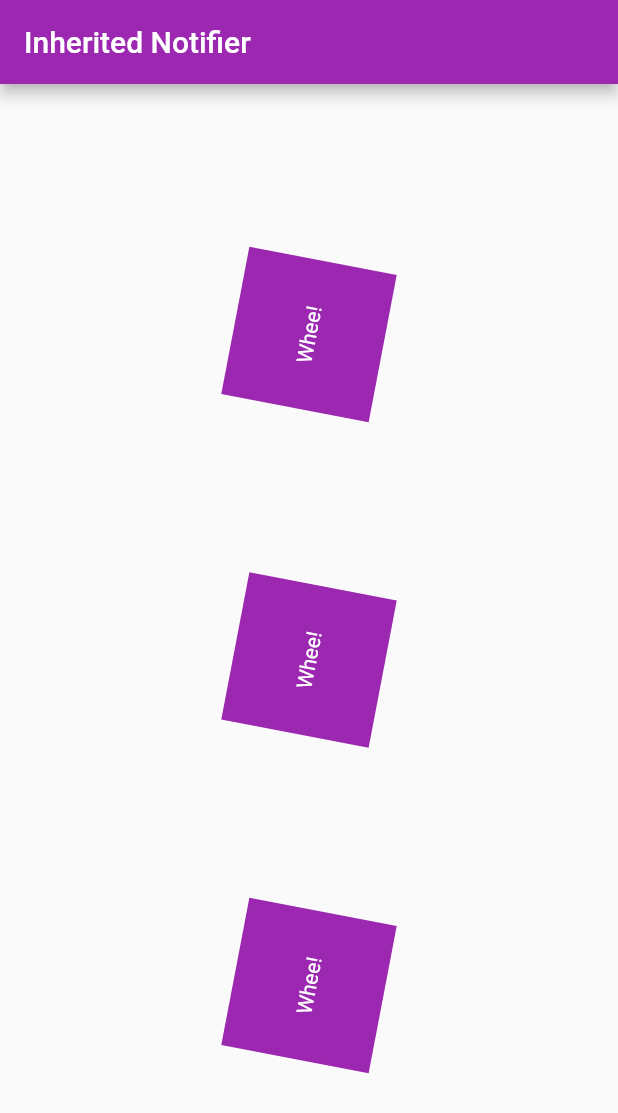
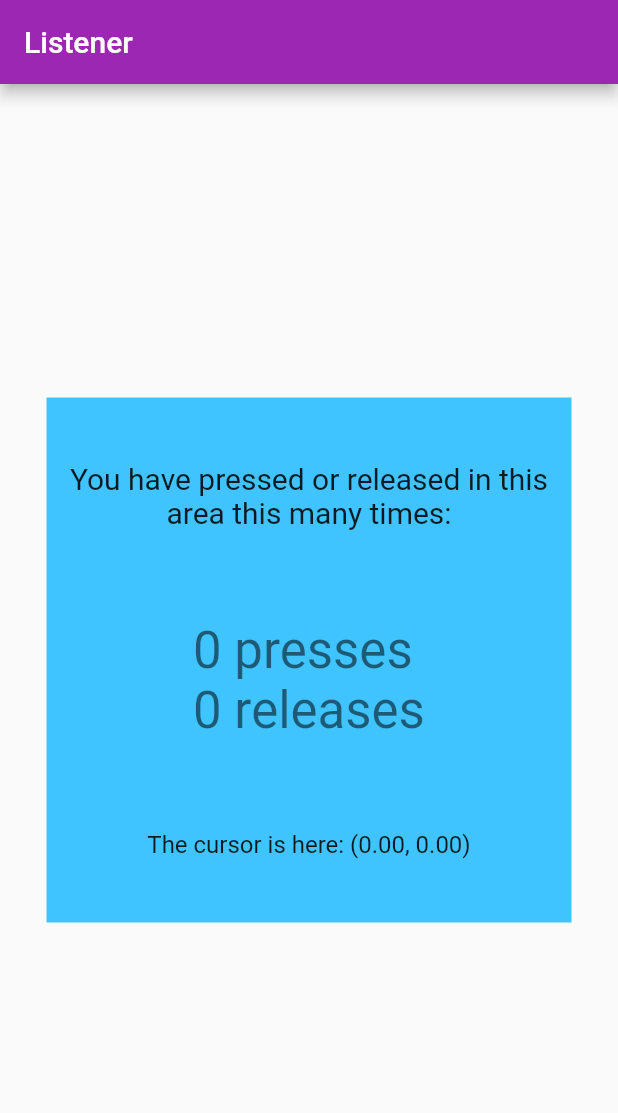
Before and after one commit to md-siam/widget_of_the_day, a Flutter app: the screen it shows after launch, on a phone screen of 412 x 824 dp. Shown: the top 1113 px of the screen. Run offline on Flutter 3.47's test engine with Material 2 defaults, Android fonts, the phone set to English and light mode, and no system bars; our stand-ins replace faker.

Commit message:
105_listener

```diff
--- /dev/null
+++ b/lib/105_listener/listener.dart
@@ -0,0 +1,77 @@
+import 'package:flutter/material.dart';
+
+class MyListener extends StatefulWidget {
+  const MyListener({Key? key}) : super(key: key);
+
+  @override
+  State<MyListener> createState() => _MyListenerState();
+}
+
+class _MyListenerState extends State<MyListener> {
+  int _downCounter = 0;
+  int _upCounter = 0;
+  double x = 0.0;
+  double y = 0.0;
+
+  void _incrementDown(PointerEvent details) {
+    _updateLocation(details);
+    setState(() {
+      _downCounter++;
+    });
+  }
+
+  void _incrementUp(PointerEvent details) {
+    _updateLocation(details);
+    setState(() {
+      _upCounter++;
+    });
+  }
+
+  void _updateLocation(PointerEvent details) {
+    setState(() {
+      x = details.position.dx;
+      y = details.position.dy;
+    });
+  }
+
+  @override
+  Widget build(BuildContext context) {
+    return Scaffold(
+      appBar: AppBar(title: const Text('Listener')),
+      body: Center(
+        child: ConstrainedBox(
+          constraints: BoxConstraints.tight(const Size(350.0, 350.0)),
+          child: Listener(
+            onPointerDown: _incrementDown,
+            onPointerMove: _updateLocation,
+            onPointerUp: _incrementUp,
+            child: Container(
+              color: Colors.lightBlueAccent,
+              child: Column(
+                mainAxisAlignment: MainAxisAlignment.center,
+                children: [
+                  const Text(
+                    'You have pressed or released in this area this many times:',
+                    style: TextStyle(fontSize: 20),
+                    textAlign: TextAlign.center,
+                  ),
+                  const SizedBox(height: 60),
+                  Text(
+                    '$_downCounter presses\n$_upCounter releases',
+                    style: Theme.of(context).textTheme.headline4,
+                  ),
+                  const SizedBox(height: 60),
+                  Text(
+                    'The cursor is here: (${x.toStringAsFixed(2)}, ${y.toStringAsFixed(2)})',
+                    style: const TextStyle(fontSize: 16),
+                    textAlign: TextAlign.center,
+                  ),
+                ],
+              ),
+            ),
+          ),
+        ),
+      ),
+    );
+  }
+}
--- a/lib/main.dart
+++ b/lib/main.dart
@@ -123,7 +123,8 @@ class MyApp extends StatelessWidget {
       //home: const MyStreamBuilder(),
       //home: const MyChangeNotifier(),
       //home: const MyValueNotifier(),
-      home: const MyInheritedNotifier(),
+      //home: const MyInheritedNotifier(),
+      home: const MyListener(),
     );
   }
 }
--- a/lib/routes.dart
+++ b/lib/routes.dart
@@ -110,3 +110,4 @@ export '101_stream_builder/stream_builder.dart';
 export '102_change_notifier/change_notifier.dart';
 export '103_value_notifier/value_notifier.dart';
 export '104_inherited_notifier/inherited_notifier.dart';
+export '105_listener/listener.dart';
```
